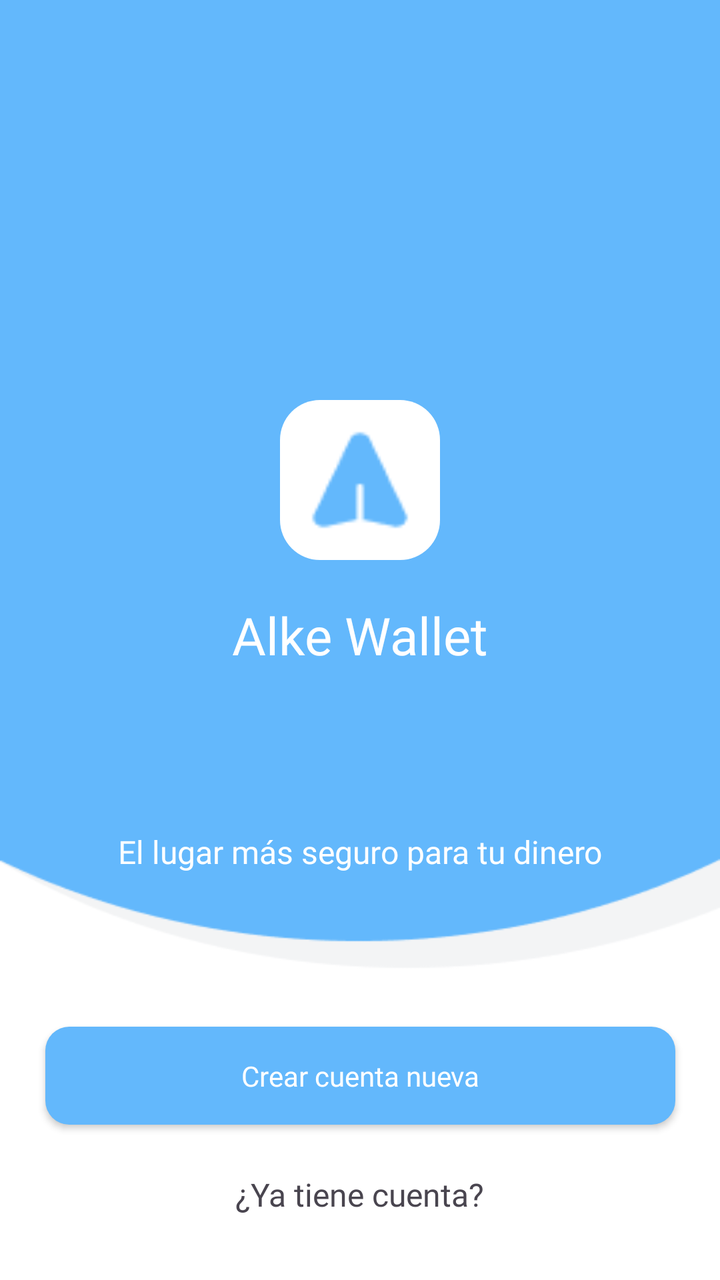
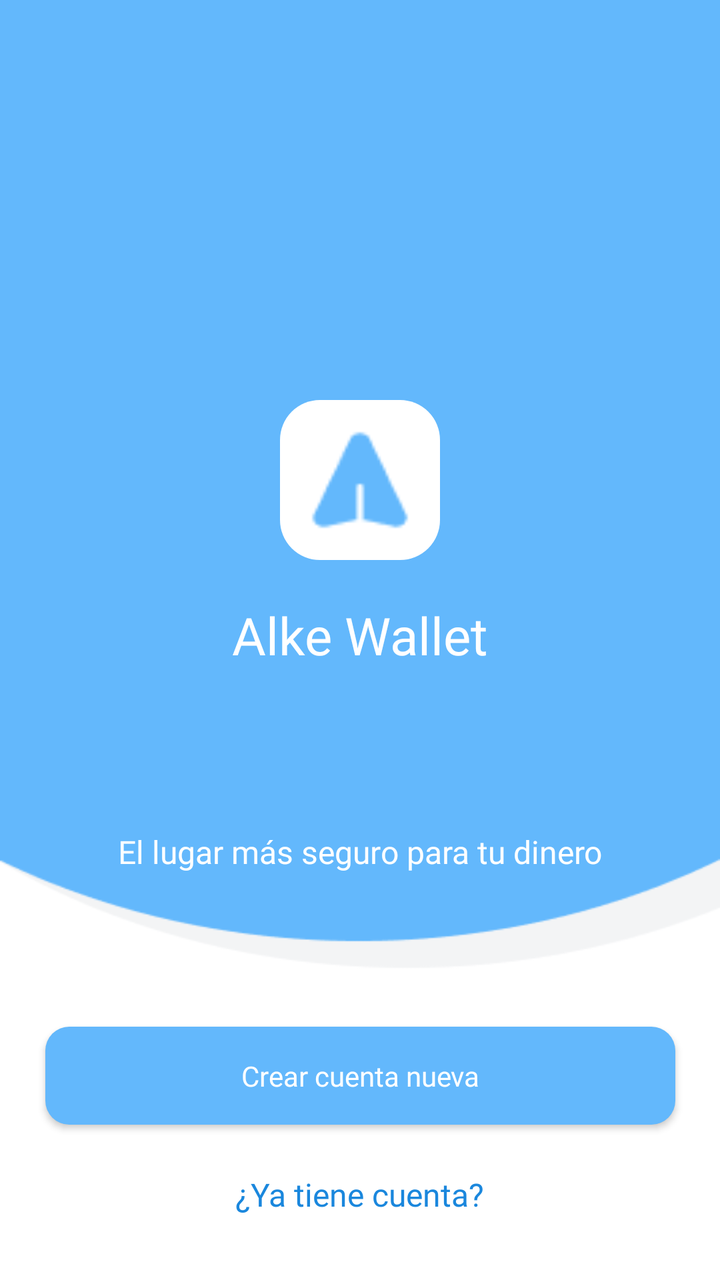

An Android layout rendered at two revisions. The XML below is the earlier revision; the diff shows what the commit changed to produce the second picture.
<!-- AndroidManifest.xml: application theme Theme.AlkeWallet -->
<!-- res/layout/activity_login_signup.xml -->
<?xml version="1.0" encoding="utf-8"?>
<androidx.constraintlayout.widget.ConstraintLayout
    xmlns:android="http://schemas.android.com/apk/res/android"
    xmlns:app="http://schemas.android.com/apk/res-auto"
    xmlns:tools="http://schemas.android.com/tools"
    android:layout_width="match_parent"
    android:layout_height="match_parent"
    tools:context=".LoginSignupActivity">

    

    <ImageView
        android:id="@+id/imgBackground"
        android:layout_width="0dp"
        android:layout_height="0dp"
        android:src="@drawable/bg_2"
        android:scaleType="fitXY"
        app:layout_constraintTop_toTopOf="parent"
        app:layout_constraintBottom_toBottomOf="parent"
        app:layout_constraintStart_toStartOf="parent"
        app:layout_constraintEnd_toEndOf="parent"/>

    

    <ImageView
        android:id="@+id/imgLogo"
        android:layout_width="80dp"
        android:layout_height="80dp"
        android:src="@drawable/logo"
        android:background="@drawable/logo_background"
        android:contentDescription="@string/app_name"
        app:layout_constraintTop_toTopOf="parent"
        app:layout_constraintStart_toStartOf="parent"
        app:layout_constraintEnd_toEndOf="parent"
        android:layout_marginTop="200dp"/>

    

    <TextView
        android:id="@+id/tvAppName"
        android:layout_width="wrap_content"
        android:layout_height="wrap_content"

        android:text="@string/app_name"
        android:textColor="@color/white"
        android:textSize="26sp"
        android:fontFamily="@font/jua"

        app:layout_constraintTop_toBottomOf="@id/imgLogo"
        app:layout_constraintStart_toStartOf="parent"
        app:layout_constraintEnd_toEndOf="parent"

        android:layout_marginTop="20dp"/>


    
    <TextView
        android:id="@+id/tvSlogan"
        android:layout_width="wrap_content"
        android:layout_height="wrap_content"
        android:text="@string/slogan"
        android:textColor="@color/white"
        android:textSize="16sp"
        android:fontFamily="@font/jua"

        app:layout_constraintTop_toBottomOf="@id/tvAppName"
        app:layout_constraintStart_toStartOf="parent"
        app:layout_constraintEnd_toEndOf="parent"
        android:layout_marginTop="80dp"/>

    

    <Button
        android:id="@+id/btnCrearCuenta"
        android:layout_width="315dp"
        android:layout_height="49dp"
        android:text="@string/crear_cuenta"
        android:textAllCaps="false"
        android:textColor="@color/white"
        android:fontFamily="@font/jua"

        android:background="@drawable/button_primary"
        app:backgroundTint="@null"
        app:layout_constraintBottom_toTopOf="@id/tvYaTieneCuenta"
        app:layout_constraintStart_toStartOf="parent"
        app:layout_constraintEnd_toEndOf="parent"
        android:layout_marginBottom="24dp"/>

    

    <TextView
        android:id="@+id/tvYaTieneCuenta"
        android:layout_width="wrap_content"
        android:layout_height="wrap_content"
        android:text="@string/ya_tiene_cuenta"
        android:textColor="@color/descripcion_blue"
        android:textSize="16sp"
        android:fontFamily="@font/jua"
        android:clickable="true"
        android:focusable="true"
        android:foreground="?attr/selectableItemBackground"
        app:layout_constraintBottom_toBottomOf="parent"
        app:layout_constraintStart_toStartOf="parent"
        app:layout_constraintEnd_toEndOf="parent"
        android:layout_marginBottom="32dp"/>

</androidx.constraintlayout.widget.ConstraintLayout>
<!-- resources referenced by this layout -->
<resources>
  <color name="white">#FFFFFFFF</color>
  <!-- drawable bg_2: png bitmap (drawable, 4806 bytes) -->
  <!-- drawable button_primary (drawable) -->
  <?xml version="1.0" encoding="utf-8"?>
  <shape xmlns:android="http://schemas.android.com/apk/res/android">
  
      <solid android:color="@color/alke_blue"/>
  
      <corners android:radius="12dp"/>
  </shape>
  <!-- drawable logo: png bitmap (drawable, 771 bytes) -->
  <!-- drawable logo_background (drawable) -->
  <?xml version="1.0" encoding="utf-8"?>
  <shape xmlns:android="http://schemas.android.com/apk/res/android">
  
      <solid android:color="@android:color/white"/>
  
      <corners android:radius="20dp"/>
  
  </shape>
  <string name="app_name">Alke Wallet</string>
  <string name="crear_cuenta">Crear cuenta nueva</string>
  <string name="slogan">El lugar más seguro para tu dinero</string>
  <string name="ya_tiene_cuenta">¿Ya tiene cuenta?</string>
  <style name="Theme.AlkeWallet" parent="Base.Theme.AlkeWallet" />
  <color name="alke_blue">#63B8FC</color>
  <style name="Base.Theme.AlkeWallet" parent="Theme.Material3.DayNight.NoActionBar">
          
          
      </style>
</resources>

<!-- the commit's change to res/layout/activity_login_signup.xml (unified diff, before → after) -->
@@ -93,7 +93,7 @@
         android:layout_width="wrap_content"
         android:layout_height="wrap_content"
         android:text="@string/ya_tiene_cuenta"
-        android:textColor="@color/descripcion_blue"
+        android:textColor="@color/pregunta_blue"
         android:textSize="16sp"
         android:fontFamily="@font/jua"
         android:clickable="true"
<!-- resource entries referenced after the edit -->
@@ -1,5 +1,6 @@
 <!-- resources referenced by this layout -->
 <resources>
+  <color name="pregunta_blue">#FF1A87DD</color>
   <color name="white">#FFFFFFFF</color>
   <!-- drawable bg_2: png bitmap (drawable, 4806 bytes) -->
   <!-- drawable button_primary (drawable) -->
